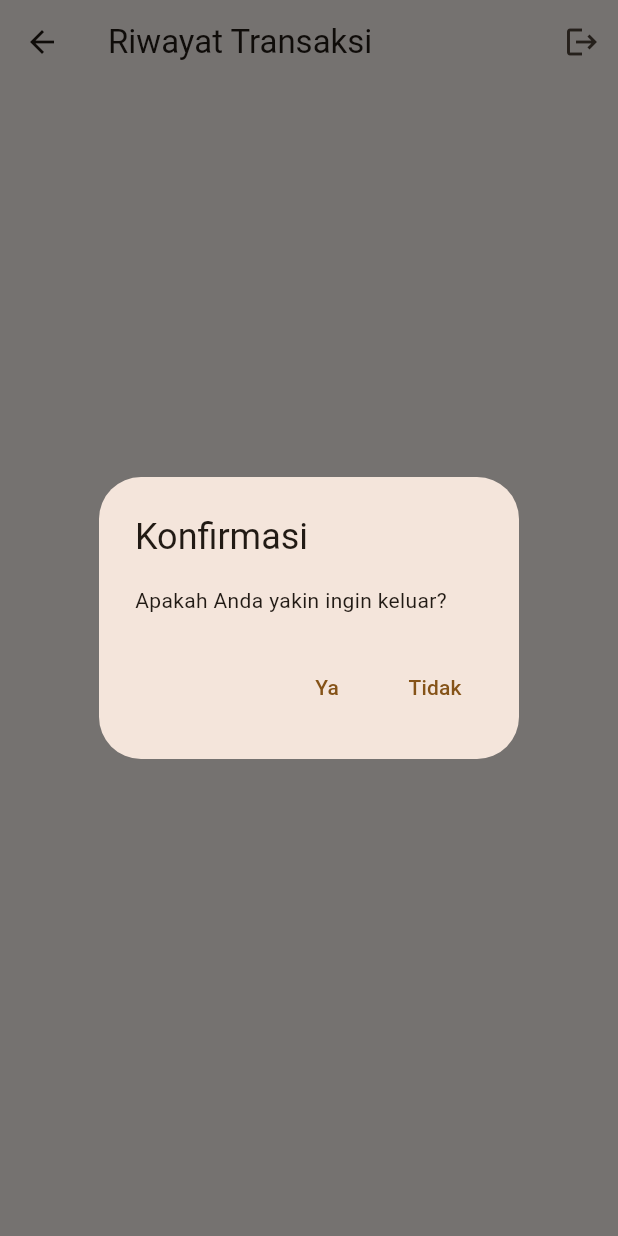
After one commit to Ranggaaldian/Sertifikat, a Flutter app: the AdminPage screen opened by its route, after a tap on the "logout" icon, on a phone screen of 412 x 824 dp. The commit adds this screen. Run offline on Flutter 3.47's test engine with Material 3 defaults, Android fonts, the phone set to English and light mode, and no system bars; our stand-ins replace cloud_firestore, firebase_auth, firebase_core, flutter_svg, fluttertoast, font_awesome_flutter and 5 more; accounts and stored records are empty.

Commit message:
feat(admin): add admin page to see transaction histories

```diff
--- /dev/null
+++ b/lib/data/model/transaction_history.dart
@@ -0,0 +1,20 @@
+class TransactionHistory {
+  String? name;
+  String? phone;
+  String? address;
+  Map<String, dynamic>? items;
+
+  TransactionHistory({
+    this.name,
+    this.phone,
+    this.address,
+    this.items,
+  });
+
+  TransactionHistory.fromJson(Map<String, dynamic> json) {
+    name = json['name'];
+    phone = json['phone'];
+    address = json['address'];
+    items = json['cartItems'];
+  }
+}
--- a/lib/main.dart
+++ b/lib/main.dart
@@ -1,5 +1,4 @@
 import 'package:flutter/material.dart';
-import 'package:sertifikasi_jmp_kp3/ui/home/home_page.dart';
 import 'package:firebase_core/firebase_core.dart';
 import 'package:sertifikasi_jmp_kp3/ui/map/map_page.dart';
 import 'package:sertifikasi_jmp_kp3/ui/auth/login_page.dart';
@@ -7,6 +6,8 @@ import 'package:sertifikasi_jmp_kp3/ui/main/main_page.dart';
 import 'package:sertifikasi_jmp_kp3/ui/user_auth/sign_up.dart';
 import 'package:sertifikasi_jmp_kp3/ui/user_auth/splash_screen.dart';
 import 'package:sertifikasi_jmp_kp3/config/firebase_options.dart';
+
+import 'ui/admin/admin_page.dart';
 
 Future main() async {
   WidgetsFlutterBinding.ensureInitialized();
@@ -35,6 +36,7 @@ class MyApp extends StatelessWidget {
         '/login': (context) => const LoginPage(),
         '/signUp': (context) => const SignUpPage(),
         '/main': (context) => const MainPage(),
+        '/admin': (context) => const AdminPage(),
         '/map': (context) => const MapPage(),
       },
     );
--- /dev/null
+++ b/lib/ui/admin/admin_page.dart
@@ -0,0 +1,126 @@
+import 'package:cloud_firestore/cloud_firestore.dart';
+import 'package:firebase_auth/firebase_auth.dart';
+import 'package:firebase_core/firebase_core.dart';
+import 'package:flutter/material.dart';
+import 'package:sertifikasi_jmp_kp3/data/model/transaction_history.dart';
+import 'package:sertifikasi_jmp_kp3/ui/transaction_detail/transaction_detail.dart';
+
+class AdminPage extends StatefulWidget {
+  const AdminPage({super.key});
+
+  @override
+  State<AdminPage> createState() => _AdminPageState();
+}
+
+class _AdminPageState extends State<AdminPage> {
+  List<TransactionHistory> transactions = [];
+
+  @override
+  void initState() {
+    _fetchTransactions();
+    super.initState();
+  }
+
+  Future<void> _fetchTransactions() async {
+    FirebaseFirestore firestore = FirebaseFirestore.instance;
+    final response = await firestore.collection('transactions').get();
+    final List<TransactionHistory> fetchedTransactions = [];
+
+    for (final item in response.docs) {
+      final transaction = TransactionHistory.fromJson(item.data());
+      fetchedTransactions.add(transaction);
+    }
+
+    setState(() {
+      transactions.addAll(fetchedTransactions);
+    });
+  }
+
+  @override
+  Widget build(BuildContext context) {
+    return Scaffold(
+      appBar: AppBar(
+        title: const Text('Riwayat Transaksi'),
+        actions: [
+          IconButton(
+            onPressed: () {
+              showDialog(
+                context: context,
+                builder: (context) {
+                  return AlertDialog(
+                    title: const Text('Konfirmasi'),
+                    content: const Text('Apakah Anda yakin ingin keluar?'),
+                    actions: [
+                      TextButton(
+                        onPressed: () {
+                          FirebaseAuth auth = FirebaseAuth.instance;
+                          auth.signOut().then(
+                            (value) {
+                              Navigator.pushReplacementNamed(context, '/login');
+                            },
+                          );
+                        },
+                        child: const Text('Ya'),
+                      ),
+                      TextButton(
+                        onPressed: () {
+                          Navigator.pop(context);
+                        },
+                        child: const Text('Tidak'),
+                      ),
+                    ],
+                  );
+                },
+              );
+            },
+            icon: const Icon(
+              Icons.logout,
+            ),
+          ),
+        ],
+      ),
+      body: ListView.builder(
+        itemCount: transactions.length,
+        itemBuilder: (context, index) {
+          final transaction = transactions[index];
+          return InkWell(
+            onTap: () {
+              if (transaction.items != null) {
+                Navigator.push(
+                  context,
+                  MaterialPageRoute(
+                    builder: (context) => TransactionDetail(
+                      transactionData: transaction.items!,
+                    ),
+                  ),
+                );
+              }
+            },
+            child: Card(
+              child: ListTile(
+                title: Text(
+                  transaction.name ?? '',
+                  style: const TextStyle(
+                    fontWeight: FontWeight.bold,
+                  ),
+                ),
+                subtitle: Column(
+                  crossAxisAlignment: CrossAxisAlignment.start,
+                  children: [
+                    Text('Nomor Telepon : ${transaction.phone ?? ''}'),
+                    Text(
+                        'Jenis Pesanan : ${transaction.items?.length.toString() ?? ''}'),
+                    Text('Alamat : ${transaction.address ?? ''}'),
+                  ],
+                ),
+                trailing: const Icon(
+                  Icons.arrow_forward_rounded,
+                ),
+              ),
+            ),
+          );
+        },
+      ),
+    );
+  }
+}
```
